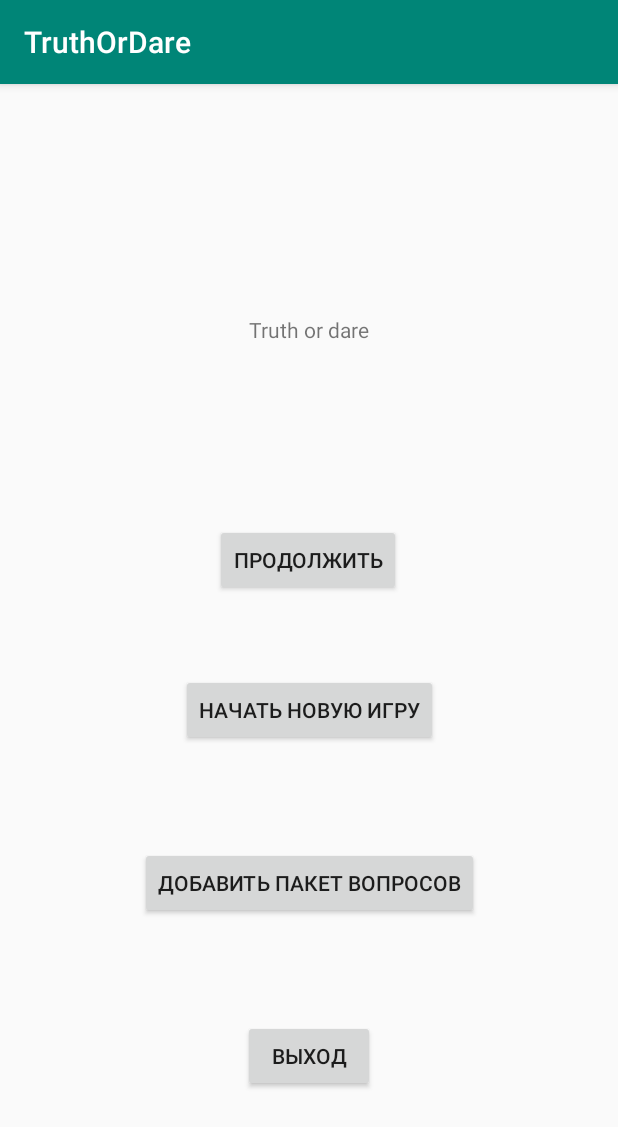
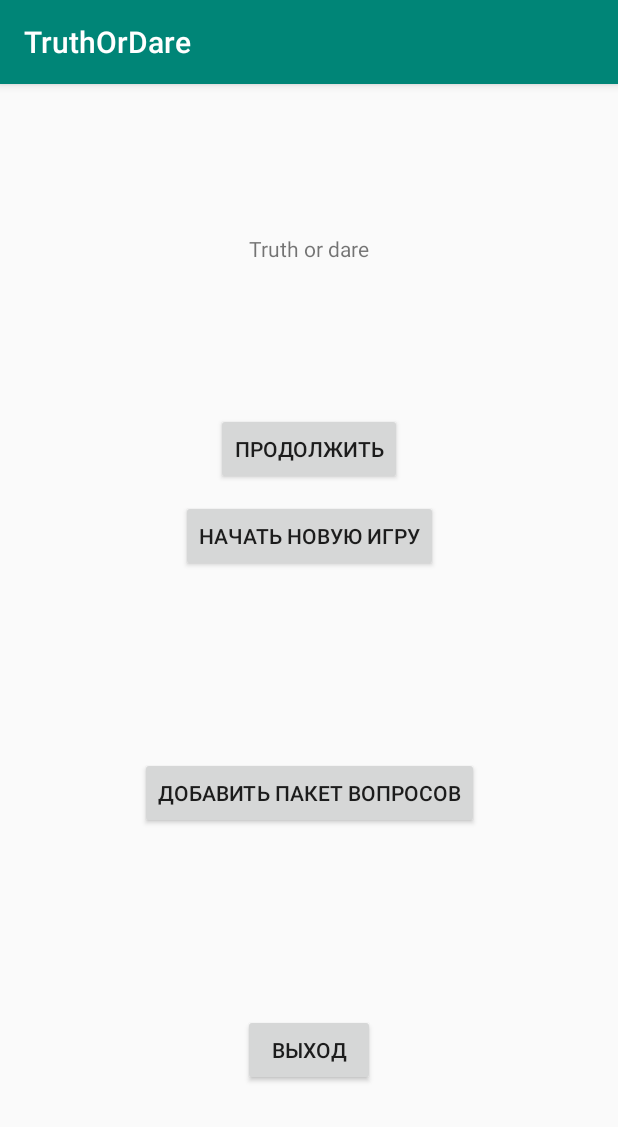
Before and after one commit to tsvan/TruthOrDare, an Android app: the screen it shows after launch (MainActivity), on a phone screen of 412 x 824 dp. Shown: the top 1127 px of the screen. Run offline under Robolectric (Android 15) with nearby library versions, the phone set to English and light mode, and no system bars.

Commit message:
front fixes

```diff
--- a/app/src/main/java/tsvan/com/AddQuestionsActivity.kt
+++ b/app/src/main/java/tsvan/com/AddQuestionsActivity.kt
@@ -30,6 +30,11 @@ class AddQuestionsActivity : AppCompatActivity() {
         createQuestion.setOnClickListener {
             val intent = Intent(this, AddQuestionActivity::class.java)
             intent.putExtra("id", this.packageId)
+            startActivity(intent)
+        }
+
+        back_button.setOnClickListener {
+            val intent = Intent(this, AddPackageActivity::class.java)
             startActivity(intent)
         }
         this.renderQuestions()
--- a/app/src/main/java/tsvan/com/models/Game.kt
+++ b/app/src/main/java/tsvan/com/models/Game.kt
@@ -21,14 +21,14 @@ class Game {
     private fun formatQuestionText(question : String) :String {
         var player1 = instance.players!!.random()
         var player2 = instance.players!!.random()
-        while (instance.players!!.count() >= 2 && player1 == player2 ) {
+        while (player1 == player2 ) {
             player1 = instance.players!!.random()
             player2 = instance.players!!.random()
         }
 
         var tmp = question
-        tmp = tmp.replace("%PLAYER1%", instance.players!!.random().name)
-        tmp = tmp.replace("%PLAYER2%", instance.players!!.random().name)
+        tmp = tmp.replace("%PLAYER1%", player1.name)
+        tmp = tmp.replace("%PLAYER2%", player2.name)
         return tmp
     }
 
--- a/app/src/main/res/layout/activity_main.xml
+++ b/app/src/main/res/layout/activity_main.xml
@@ -10,21 +10,20 @@
         android:id="@+id/mainTitleTextView"
         android:layout_width="wrap_content"
         android:layout_height="wrap_content"
+        android:layout_marginTop="100dp"
         android:text="@string/truth_or_dare"
-        app:layout_constraintBottom_toBottomOf="parent"
         app:layout_constraintLeft_toLeftOf="parent"
         app:layout_constraintRight_toRightOf="parent"
-        app:layout_constraintTop_toTopOf="parent"
-        app:layout_constraintVertical_bias="0.206" />
+        app:layout_constraintTop_toTopOf="parent" />
 
     <Button
         android:id="@+id/continueGame"
         android:layout_width="wrap_content"
         android:layout_height="wrap_content"
-        android:layout_marginTop="120dp"
+        android:layout_marginTop="100dp"
+        android:layout_marginBottom="10dp"
         android:text="@string/continueGame"
         app:layout_constraintEnd_toEndOf="parent"
-        app:layout_constraintHorizontal_bias="0.498"
         app:layout_constraintStart_toStartOf="parent"
         app:layout_constraintTop_toBottomOf="@+id/mainTitleTextView" />
 
@@ -32,7 +31,8 @@
         android:id="@+id/newGame"
         android:layout_width="wrap_content"
         android:layout_height="wrap_content"
-        android:layout_marginTop="52dp"
+        android:layout_marginTop="10dp"
+        android:layout_marginBottom="10dp"
         android:text="@string/newGame"
         app:layout_constraintEnd_toEndOf="parent"
         app:layout_constraintStart_toStartOf="parent"
@@ -42,11 +42,11 @@
         android:id="@+id/exit"
         android:layout_width="wrap_content"
         android:layout_height="wrap_content"
-        android:layout_marginBottom="96dp"
+        android:layout_marginBottom="100dp"
+        android:layout_marginTop="10dp"
         android:text="@string/exit"
         app:layout_constraintBottom_toBottomOf="parent"
         app:layout_constraintEnd_toEndOf="parent"
-        app:layout_constraintHorizontal_bias="0.501"
         app:layout_constraintStart_toStartOf="parent" />
 
     <Button
--- a/app/src/main/res/values/strings.xml
+++ b/app/src/main/res/values/strings.xml
@@ -6,7 +6,6 @@
     <string name="newGame">Начать новую игру</string>
     <string name="enter_player_name">Введите имя</string>
     <string name="title_activity_add_questions">Введите вопрос</string>
-    <string name="add_random_player">add random player</string>
     <string name="addQuestion">Add</string>
     <string name="editPack">Добавить пакет вопросов</string>
     <string name="title_activity_add_package">AddPackageActivity</string>
@@ -15,10 +14,14 @@
     <string name="addPackage">Добавить пакет</string>
     <string name="player1">player1</string>
     <string name="player2">player2</string>
-    <string name="select">select</string>
+    <string name="select">Выбрать</string>
     <string name="edit">Редактирвать</string>
     <string name="delete">Удалить</string>
     <string name="InitQuestion">Кликни сюда</string>
     <string name="packageQuestions">Вопросы пакета</string>
     <string name="addPackageTittle">Список пакетов</string>
+    <string name="addPlayers">Добавить игроков</string>
+    <string name="Add">Добавить</string>
+    <string name="Close">Закрыть</string>
+    <string name="Next">Далее</string>
 </resources>
```
Also changed, not shown: app/src/main/java/tsvan/com/AddPackageActivity.kt (+9 -5 lines), app/src/main/java/tsvan/com/MainActivity.kt (+25 -9 lines), app/src/main/res/layout/activity_game_slider.xml (+6 -3 lines).
